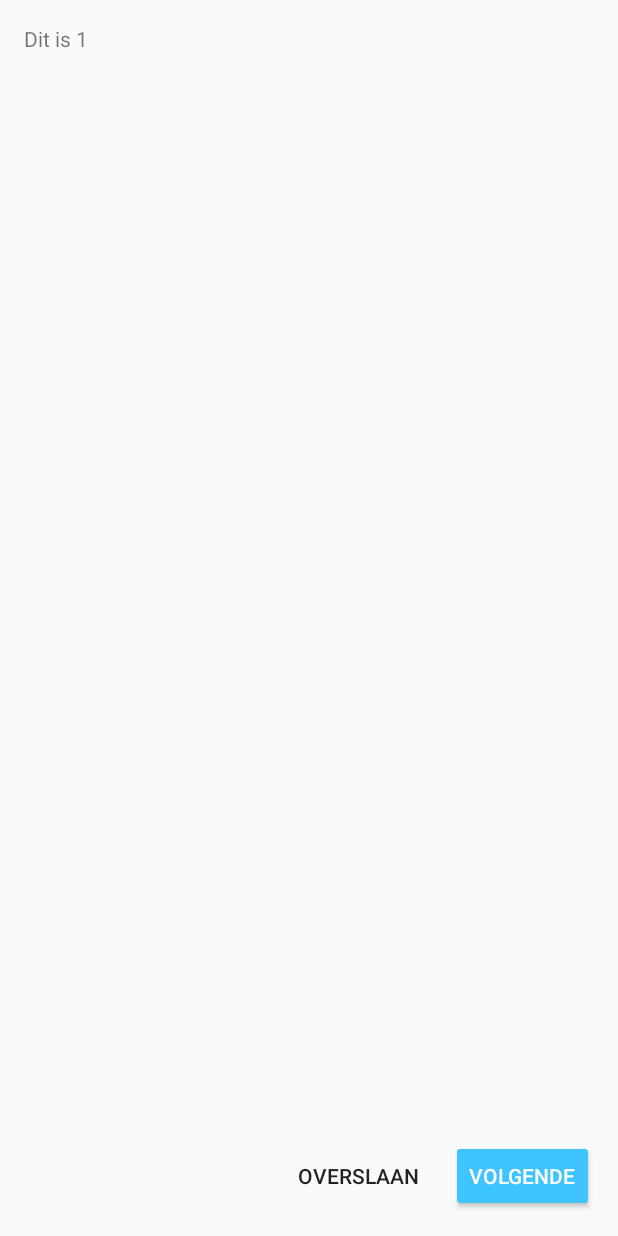
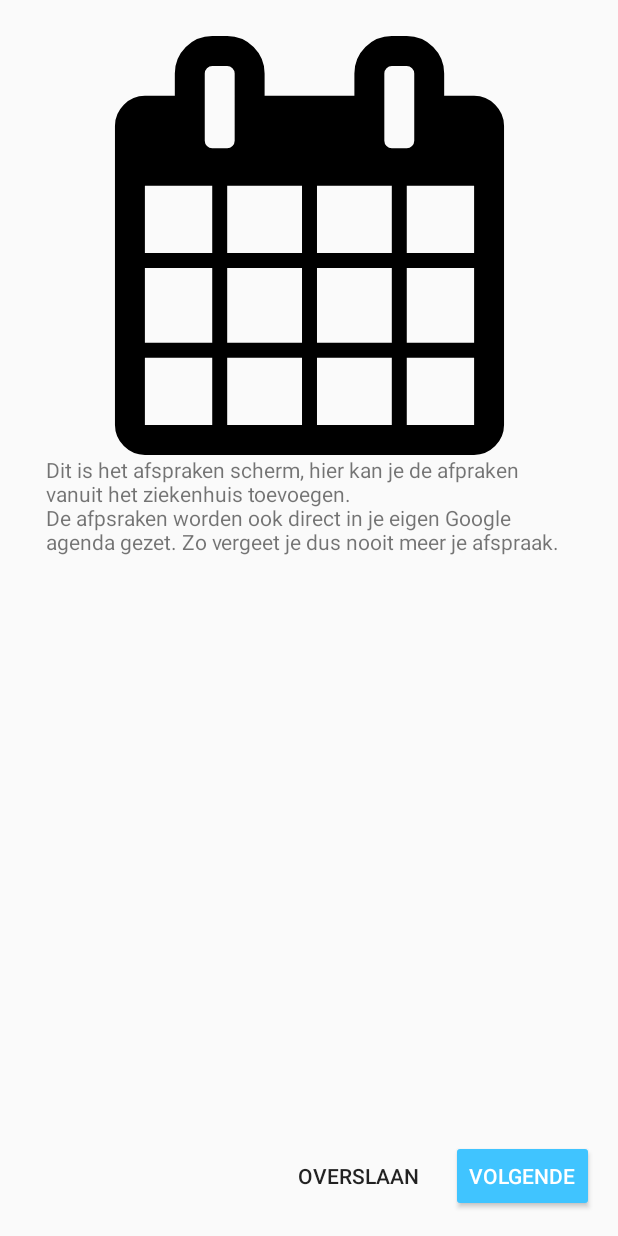
Before and after one commit to johnbaaij/ipmedt-4, an Android app: the screen it shows after launch (TutorialActivity), after a tap on "VOLGENDE", on a phone screen of 412 x 824 dp. Run offline under Robolectric (Android 15) with nearby library versions, the phone set to English and light mode, and no system bars.

Commit message:
- fixed the layout in the calender.xml add some margin by the right - adding some text to the fragments and add those in the strings.xml file - make the tutorial switch with images and text when there is a next slide

```diff
--- a/app/src/main/java/com/b_healty/john/prototype1/Fragments/tutorial/BasicTutorial.java
+++ b/app/src/main/java/com/b_healty/john/prototype1/Fragments/tutorial/BasicTutorial.java
@@ -8,6 +8,7 @@ import android.view.LayoutInflater;
 import android.view.View;
 import android.view.ViewGroup;
 import android.widget.Button;
+import android.widget.ImageView;
 import android.widget.TextView;
 
 import com.b_healty.john.prototype1.LauncherActivity;
@@ -24,6 +25,7 @@ public class BasicTutorial extends Fragment {
     Button tutNext;
     Button tutSkip;
     TextView tutText;
+    ImageView tutImage;
     private int count = 0;
 
     @Override
@@ -35,6 +37,7 @@ public class BasicTutorial extends Fragment {
         tutNext = (Button) view.findViewById(R.id.tutNext);
         tutSkip = (Button) view.findViewById(R.id.tutSkip);
         tutText = (TextView) view.findViewById(R.id.tutText);
+        tutImage = (ImageView) view.findViewById(R.id.imageTut);
         updateText(count);
 
         tutNext.setOnClickListener(new View.OnClickListener() {
@@ -82,16 +85,24 @@ public class BasicTutorial extends Fragment {
 
         switch (count){
             case 0:
-                tutText.setText("Dit is nul");
+                tutImage.setImageResource(R.drawable.krukken_icon);
+                tutText.setText(R.string.tut_text1);
                 break;
             case 1:
-                tutText.setText("Dit is 1 ");
+                tutImage.setImageResource(R.drawable.ic_calendar);
+                tutText.setText(R.string.tut_text2);
                 break;
             case 2:
-                tutText.setText("Dit is 2");
+                tutImage.setImageResource(R.drawable.ic_comment_faq);
+                tutText.setText(R.string.tut_text3);
+                break;
+            case 3:
+                tutImage.setImageResource(R.drawable.ic_home_black);
+                tutText.setText(R.string.tut_final);
                 break;
             default:
-                tutText.setText("Dit is default");
+                //tutImage.setImageDrawable();
+                tutText.setText("Sorry er is wat mis gegaan.");
                 break;
         }
 
--- a/app/src/main/res/layout/calendar_layout.xml
+++ b/app/src/main/res/layout/calendar_layout.xml
@@ -5,6 +5,7 @@
     android:layout_height="match_parent"
     android:layout_marginBottom="?attr/actionBarSize"
     android:orientation="vertical"
+    android:paddingRight="16dp"
     android:windowSoftInputMode="adjustNothing">
 
     <LinearLayout
--- a/app/src/main/res/layout/text_layout.xml
+++ b/app/src/main/res/layout/text_layout.xml
@@ -24,7 +24,8 @@
             android:layout_marginTop="8dp"
             android:padding="16dp"
             android:paddingBottom="72dp"
-            android:scrollbars="vertical" />
+            android:scrollbars="vertical"
+            android:autoLink="all"/>
 
 
 </LinearLayout>
--- a/app/src/main/res/layout/tutorial_layout.xml
+++ b/app/src/main/res/layout/tutorial_layout.xml
@@ -5,12 +5,46 @@
     xmlns:tools="http://schemas.android.com/tools"
     xmlns:app="http://schemas.android.com/apk/res-auto">
 
+    <android.support.constraint.ConstraintLayout
+        android:layout_width="388dp"
+        android:layout_height="422dp"
+        android:padding="16dp"
+        tools:layout_editor_absoluteY="-7dp"
+        app:layout_constraintLeft_toLeftOf="parent"
+        app:layout_constraintRight_toRightOf="parent">
+
+        <ImageView
+            android:id="@+id/imageTut"
+            android:layout_width="351dp"
+            android:layout_height="279dp"
+            app:layout_constraintLeft_toLeftOf="parent"
+            app:layout_constraintRight_toRightOf="parent"
+            app:srcCompat="@mipmap/ic_krukken_round"
+            app:layout_constraintHorizontal_bias="0.486"
+            app:layout_constraintTop_toTopOf="parent"
+            android:layout_marginTop="8dp"
+            android:layout_marginLeft="8dp"
+            android:layout_marginRight="8dp" />
+
+        <TextView
+            android:id="@+id/tutText"
+            android:layout_width="351dp"
+            android:layout_height="110dp"
+            android:layout_marginLeft="8dp"
+            android:layout_marginRight="8dp"
+            android:layout_marginTop="0dp"
+            android:text="TextView"
+            app:layout_constraintLeft_toLeftOf="parent"
+            app:layout_constraintRight_toRightOf="parent"
+            app:layout_constraintTop_toBottomOf="@+id/imageTut" />
+
+    </android.support.constraint.ConstraintLayout>
+
     <Button
         android:id="@+id/tutNext"
         style="@style/Widget.AppCompat.Button.Colored"
         android:layout_width="wrap_content"
         android:layout_height="wrap_content"
-        android:layout_marginBottom="16dp"
         android:layout_marginEnd="16dp"
         android:elevation="0dp"
         android:text="Volgende"
@@ -34,13 +68,4 @@
         tools:layout_constraintRight_creator="1"
         app:layout_constraintHorizontal_bias="0.607" />
 
-    <TextView
-        android:id="@+id/tutText"
-        android:layout_width="wrap_content"
-        android:layout_height="wrap_content"
-        android:layout_marginLeft="16dp"
-        android:layout_marginTop="16dp"
-        android:text="TextView"
-        app:layout_constraintLeft_toLeftOf="parent"
-        app:layout_constraintTop_toTopOf="parent" />
 </android.support.constraint.ConstraintLayout>
--- a/app/src/main/res/values/strings.xml
+++ b/app/src/main/res/values/strings.xml
@@ -33,7 +33,7 @@
             Deze webpagina geeft informatie en over de chirurgische behandeling van een gebroken onderbeen. Hier vind je onder andere informatie over de anatomie van het been en het genezingsproces.
             \nHet is goed u te realiseren dat voor iedereen de situatie anders kan zijn dan beschreven. De klachten, de behandeling en de snelheid van herstel kan enorm verschillen per persoon en de complexheid van een beenbreuk.
             \n\nDe website:
-            \nhttp://www.chirurgenoperatie.nl/wp/ongeluk-sport/gebroken-onderbeen/">
+            \nhttp://www.chirurgenoperatie.nl/wp/ongeluk-sport/gebroken-onderbeen/
                 </item>
         <!-- 2 --><item >
             Dat is vaak het gevolg van de onbeweeglijke stand in het gips. Pezen, spieren en gewrichten zijn gemaakt om te bewegen.
@@ -101,7 +101,7 @@
             \n\n• Armgips: laat uw arm hangen en laat zoveel mogelijk \n\twater uit het uiteinde van het gips lopen.
             \n\n• Beengips: buig uw tenen naar boven en beneden \n\tzodat het water langs de tenen uit het gips kan lopen,\n\tof hef het been op zodat het water er van de bovenkant \n\tuit kan lopen.
             \n\n• Föhn het zwemgips droog op een lauwwarme stand.
-                </item>
+            </item>
 
     </string-array>
 
@@ -112,4 +112,18 @@
     <string name="doctorHint">Dokter</string>
     <string name="calenderSendBtnText">Verzend</string>
 
+        <!-- fragment1: int0 -->
+        <string name="tut_text1">Welkom bij de tutorial, voordat je kan inloggen leggen we eerst wat uit.
+        \nDit is het home scherm, hier kun je alles in een oogopslag zien.\nVan fase tot afspraken is alles duidelijk in tegels verdeeld.</string>
+        <!-- fragment2: int1 -->
+        <string name="tut_text2">Dit is het afspraken scherm, hier kan je de afpraken vanuit het ziekenhuis toevoegen.
+            \nDe afpsraken worden ook direct in je eigen Google agenda gezet. Zo vergeet je dus nooit meer je afspraak.</string>
+        <!-- fragment2: int3 -->
+        <string name="tut_text3">Dit is tutorial slide 3</string>
+        <!-- final fragmet: int2 -->
+        <string name="tut_final">Als laatste is er een pagina over de gebruiker. Hierin kan je alles over jou proces zien. Welke fase beving jij je en hoelang is nog het genezingsproces.
+        \nmocht je de tutorial nog een keertje willen bekijken is deze ook te vinden in de User pagina.
+        \n\nVeel succes met het genezingsproces</string>
+
+
 </resources>
```
